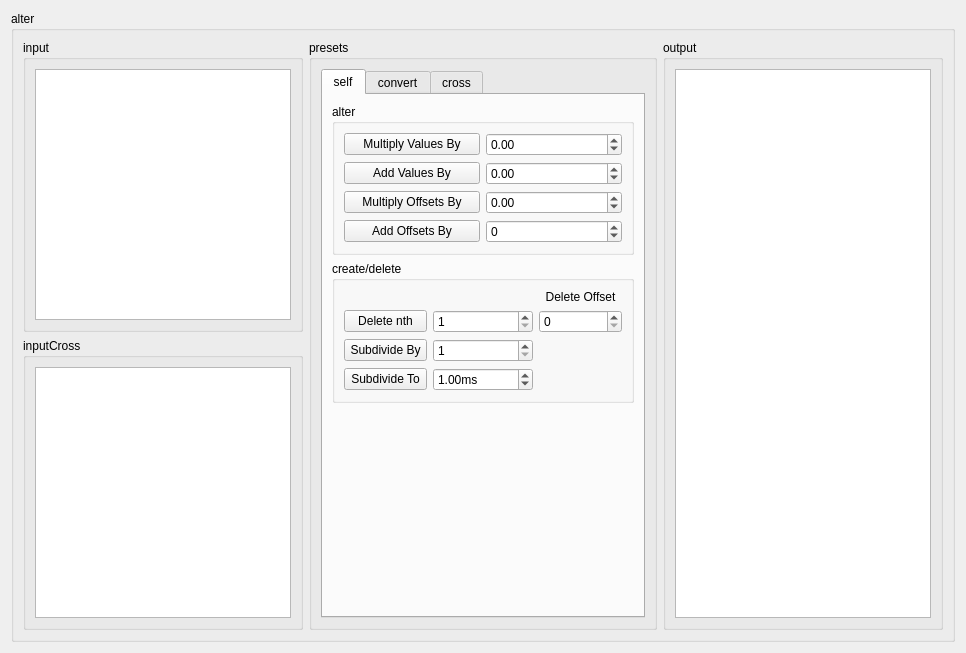
Eve-ning/reamber, file ui/alter.ui: the form before one commit.
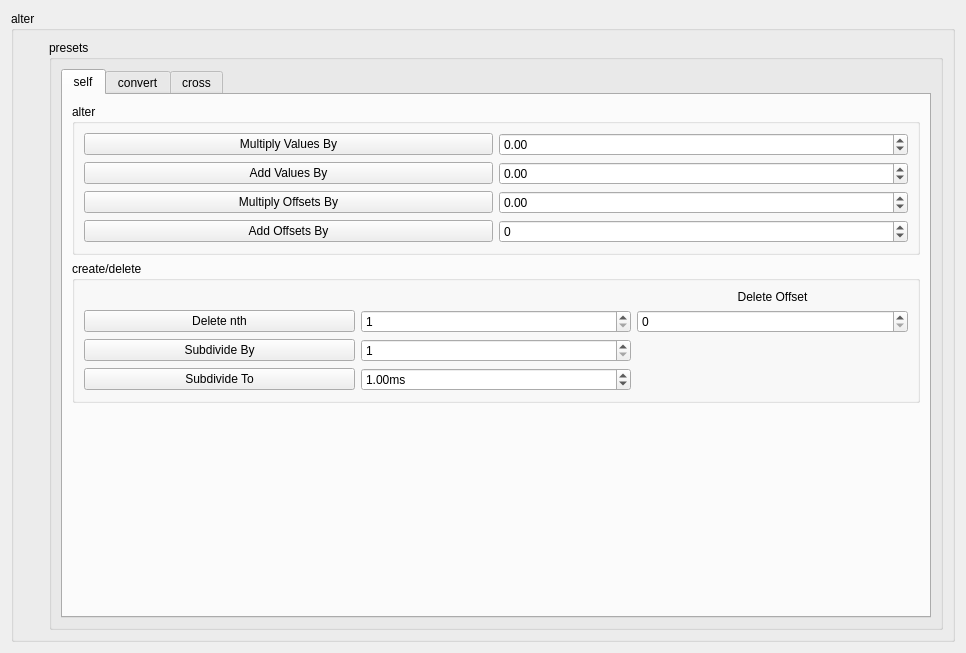
The form after the commit. Custom widgets are drawn as their Qt base class.

Commit message: Implement custom Input Output Classes

The edit to the form file:
```diff
--- a/ui/alter.ui
+++ b/ui/alter.ui
@@ -21,37 +21,29 @@
      </property>
      <layout class="QGridLayout" name="gridLayout_60">
       <item row="0" column="0">
-       <widget class="QGroupBox" name="inputLO">
+       <widget class="InputTP" name="input" native="true">
         <property name="sizePolicy">
-         <sizepolicy hsizetype="Maximum" vsizetype="Preferred">
+         <sizepolicy hsizetype="Preferred" vsizetype="Preferred">
           <horstretch>0</horstretch>
           <verstretch>0</verstretch>
          </sizepolicy>
         </property>
-        <property name="title">
-         <string>input</string>
+       </widget>
+      </item>
+      <item row="1" column="0">
+       <widget class="InputTP" name="inputCross" native="true">
+        <property name="sizePolicy">
+         <sizepolicy hsizetype="Preferred" vsizetype="Preferred">
+          <horstretch>0</horstretch>
+          <verstretch>0</verstretch>
+         </sizepolicy>
         </property>
-        <layout class="QGridLayout" name="gridLayout_48">
-         <item row="0" column="0">
-          <widget class="QPlainTextEdit" name="input">
-           <property name="sizePolicy">
-            <sizepolicy hsizetype="Maximum" vsizetype="Expanding">
-             <horstretch>0</horstretch>
-             <verstretch>0</verstretch>
-            </sizepolicy>
-           </property>
-           <property name="placeholderText">
-            <string>&lt;Timing Point&gt;</string>
-           </property>
-          </widget>
-         </item>
-        </layout>
        </widget>
       </item>
-      <item row="0" column="1" rowspan="2">
+      <item row="0" column="1" rowspan="4">
        <widget class="QGroupBox" name="presetLO">
         <property name="sizePolicy">
-         <sizepolicy hsizetype="Expanding" vsizetype="Preferred">
+         <sizepolicy hsizetype="Preferred" vsizetype="Preferred">
           <horstretch>0</horstretch>
           <verstretch>0</verstretch>
          </sizepolicy>
@@ -62,6 +54,12 @@
         <layout class="QGridLayout" name="gridLayout_45">
          <item row="0" column="0">
           <widget class="QTabWidget" name="presetTab">
+           <property name="sizePolicy">
+            <sizepolicy hsizetype="Expanding" vsizetype="Expanding">
+             <horstretch>0</horstretch>
+             <verstretch>0</verstretch>
+            </sizepolicy>
+           </property>
            <property name="currentIndex">
             <number>0</number>
            </property>
@@ -364,50 +362,33 @@
         </layout>
        </widget>
       </item>
-      <item row="0" column="2" rowspan="2">
-       <widget class="QGroupBox" name="outputLO">
+      <item row="3" column="0">
+       <spacer name="verticalSpacer">
         <property name="sizePolicy">
-         <sizepolicy hsizetype="Maximum" vsizetype="Preferred">
+         <sizepolicy hsizetype="Preferred" vsizetype="Preferred">
           <horstretch>0</horstretch>
           <verstretch>0</verstretch>
          </sizepolicy>
         </property>
-        <property name="title">
-         <string>output</string>
+        <property name="orientation">
+         <enum>Qt::Vertical</enum>
         </property>
-        <layout class="QGridLayout" name="gridLayout_47">
-         <item row="0" column="0">
-          <widget class="QPlainTextEdit" name="output"/>
-         </item>
-        </layout>
-       </widget>
+        <property name="sizeHint" stdset="0">
+         <size>
+          <width>20</width>
+          <height>40</height>
+         </size>
+        </property>
+       </spacer>
       </item>
-      <item row="1" column="0">
-       <widget class="QGroupBox" name="inputCrossLO">
+      <item row="2" column="0">
+       <widget class="OutputTP" name="output" native="true">
         <property name="sizePolicy">
-         <sizepolicy hsizetype="Maximum" vsizetype="Preferred">
+         <sizepolicy hsizetype="Preferred" vsizetype="Preferred">
           <horstretch>0</horstretch>
           <verstretch>0</verstretch>
          </sizepolicy>
         </property>
-        <property name="title">
-         <string>inputCross</string>
-        </property>
-        <layout class="QGridLayout" name="gridLayout_53">
-         <item row="0" column="0">
-          <widget class="QPlainTextEdit" name="inputCross">
-           <property name="sizePolicy">
-            <sizepolicy hsizetype="Maximum" vsizetype="Expanding">
-             <horstretch>0</horstretch>
-             <verstretch>0</verstretch>
-            </sizepolicy>
-           </property>
-           <property name="placeholderText">
-            <string>&lt;Timing Point&gt;</string>
-           </property>
-          </widget>
-         </item>
-        </layout>
        </widget>
       </item>
      </layout>
@@ -415,6 +396,20 @@
    </item>
   </layout>
  </widget>
+ <customwidgets>
+  <customwidget>
+   <class>OutputTP</class>
+   <extends>QWidget</extends>
+   <header>include/io/outputtp.h</header>
+   <container>1</container>
+  </customwidget>
+  <customwidget>
+   <class>InputTP</class>
+   <extends>QWidget</extends>
+   <header>include/io/inputtp.h</header>
+   <container>1</container>
+  </customwidget>
+ </customwidgets>
  <resources/>
  <connections/>
 </ui>
```
The commit also changes 28 other files.
